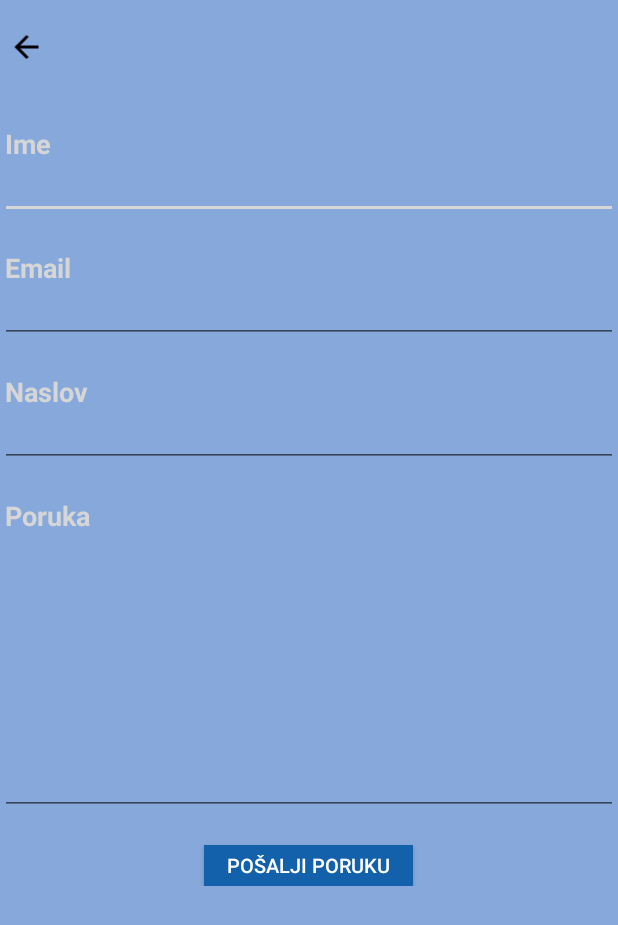
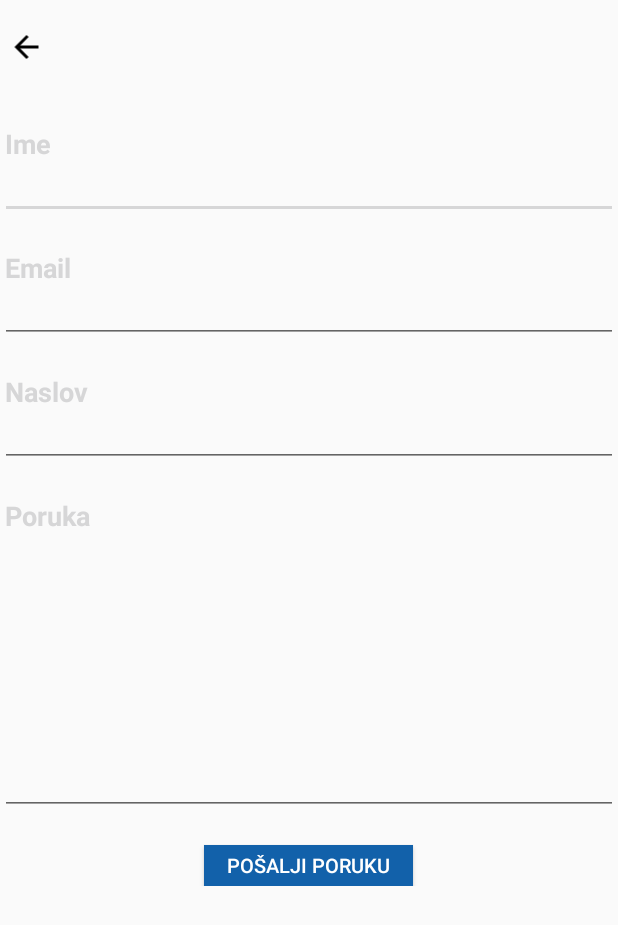
Before and after one commit to mlukac2/GoPlay, an Android app: the Kontakt screen opened directly, with no data from a screen before it, on a phone screen of 412 x 824 dp. Shown: the top 925 px of the screen. Run offline under Robolectric (Android 15) with nearby library versions, the phone set to English and light mode, and no system bars.

Commit message:
Redizajn kontakt

```diff
--- a/app/src/main/res/layout/activity_kontakt.xml
+++ b/app/src/main/res/layout/activity_kontakt.xml
@@ -10,7 +10,6 @@
     <ScrollView
         android:layout_width="match_parent"
         android:layout_height="match_parent"
-        android:background="@color/svjetlo_plava"
         app:layout_behavior="@string/appbar_scrolling_view_behavior"
         tools:layout_editor_absoluteX="0dp"
         tools:layout_editor_absoluteY="77dp">
--- a/app/src/main/res/layout/activity_main.xml
+++ b/app/src/main/res/layout/activity_main.xml
@@ -59,7 +59,7 @@
         android:layout_marginTop="666dp"
         android:layout_marginBottom="46dp"
         android:onClick="Button5"
-        android:text="kontakt"
+        android:text="Kontakt"
         android:textColor="@color/plava_home"
         app:layout_constraintBottom_toBottomOf="parent"
         app:layout_constraintEnd_toEndOf="parent"
```
